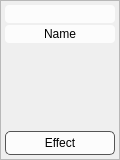
The window that 7Wonders/UI/CardWidget.ui (lydiagroza/ProjectMC) describes before a commit, drawn with Qt 5.
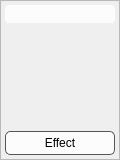
The same window after the commit.

```diff
--- a/7Wonders/UI/CardWidget.ui
+++ b/7Wonders/UI/CardWidget.ui
@@ -65,12 +65,6 @@
       </item>
       <item>
        <widget class="QLabel" name="nameLabel">
-        <property name="styleSheet">
-         <string>background-color: rgba(255, 255, 255, 210); border-radius: 4px; padding: 2px; color: black;</string>
-        </property>
-        <property name="text">
-         <string>Name</string>
-        </property>
         <property name="alignment">
          <set>Qt::AlignCenter</set>
         </property>
```
Left out of the diff: 19 changed lines with no effect on the pictures. Lines whose indentation alone changed are shown as unchanged.
